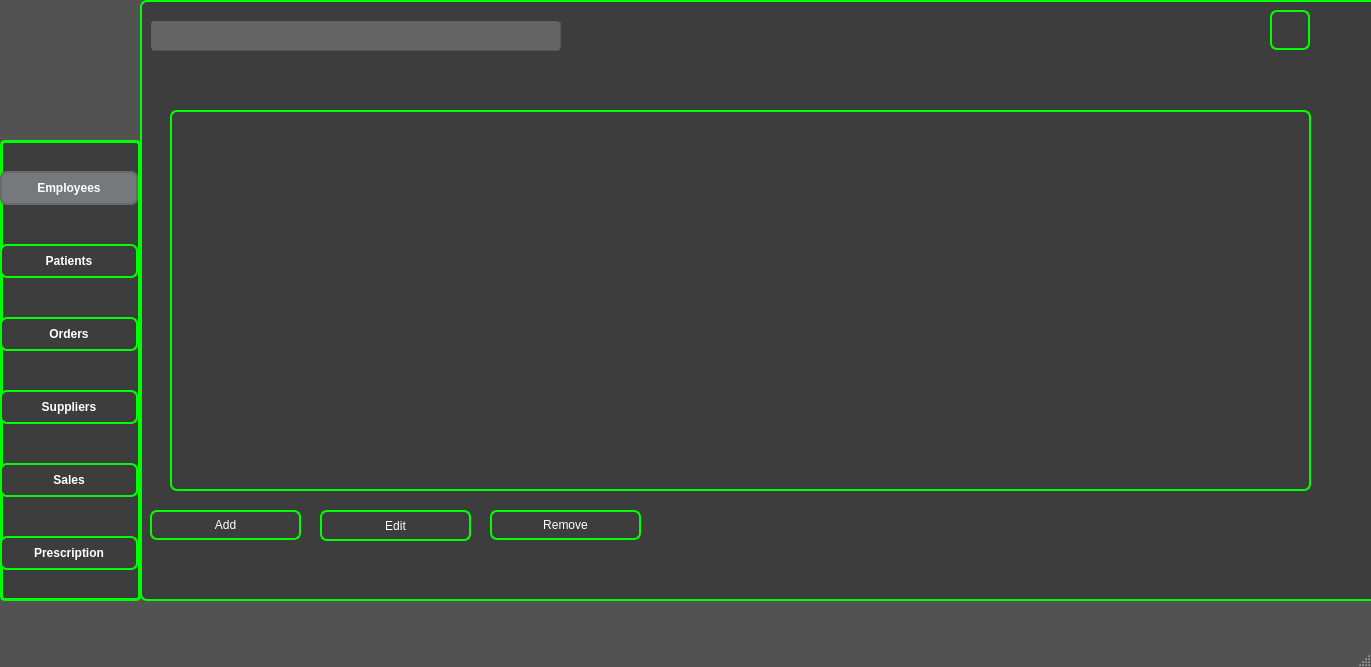
Qt form mainwindow.ui (ProjetCpp-2425/projetcpp-smart-pharmacy-2a30) before a commit.
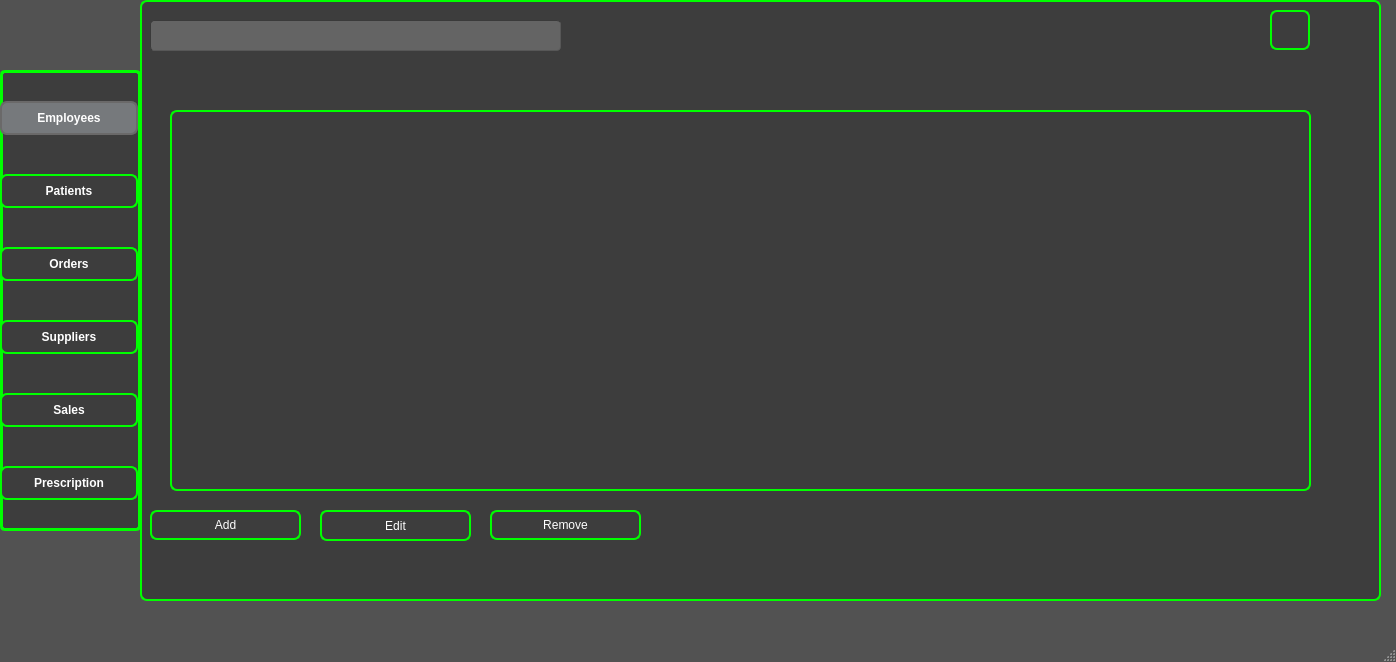
The same form after that commit. Icons and pictures are not drawn.

Patch:
```diff
--- a/mainwindow.ui
+++ b/mainwindow.ui
@@ -6,8 +6,8 @@
    <rect>
     <x>0</x>
     <y>0</y>
-    <width>1371</width>
-    <height>667</height>
+    <width>1396</width>
+    <height>662</height>
    </rect>
   </property>
   <property name="windowTitle">
@@ -23,7 +23,7 @@
     <property name="geometry">
      <rect>
       <x>0</x>
-      <y>140</y>
+      <y>70</y>
       <width>141</width>
       <height>461</height>
      </rect>
```
Left out of the diff: 6 changed lines with no effect on the pictures.
